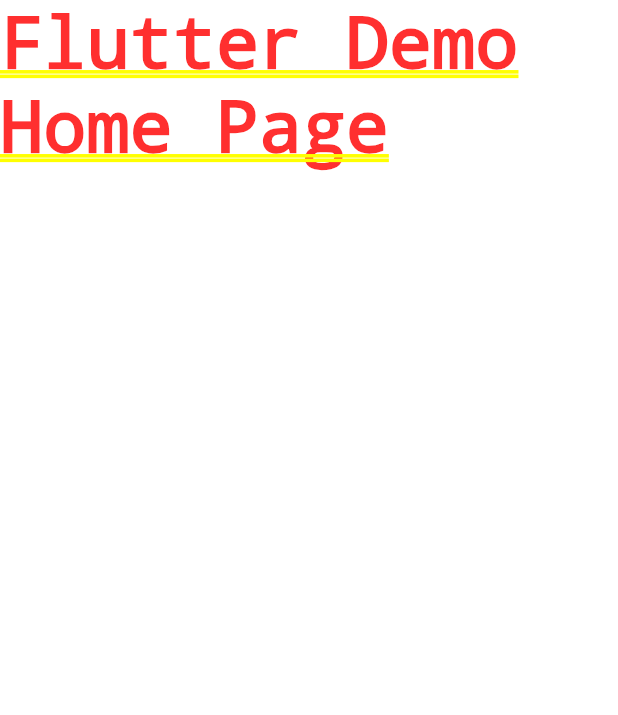
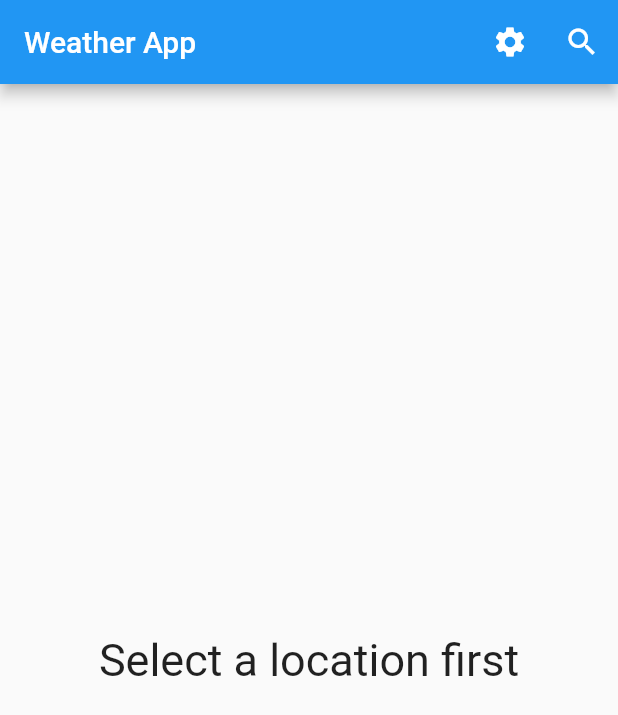
Before and after one commit to Nguyen-Dinh-Sang/Flutter_Weather, a Flutter app: the screen it shows after launch, on a phone screen of 412 x 824 dp. Shown: the top 715 px of the screen. Run offline on Flutter 3.47's test engine with Material 2 defaults, Android fonts, the phone set to English and light mode, and no system bars; our stand-ins replace equatable, flutter_bloc, weather_icons.

Commit message:
Weather-DinhSang: add full

```diff
--- /dev/null
+++ b/lib/blocs/WeatherBloc.dart
@@ -0,0 +1,47 @@
+import 'dart:developer';
+
+import 'package:flutter/cupertino.dart';
+import 'package:flutter_bloc/flutter_bloc.dart';
+import 'package:flutter_weather/events/BaseEvent.dart';
+import 'package:flutter_weather/events/WeatherEvent.dart';
+import 'package:flutter_weather/models/Weather.dart';
+import 'package:flutter_weather/repositories/WeatherRepository.dart';
+import 'package:flutter_weather/states/BaseState.dart';
+import 'package:flutter_weather/states/WeatherState.dart';
+
+class WeatherBloc extends Bloc<BaseEvent, BaseState> {
+  final WeatherRepository weatherRepository;
+
+  WeatherBloc({@required this.weatherRepository})
+      : assert(weatherRepository != null),
+        //khởi tạo state ban đầu
+        super(WeatherStateInitial());
+
+  @override
+  Stream<BaseState> mapEventToState(BaseEvent watherEvent) async* {
+    // switch(watherEvent) {
+    //   case
+    // }
+    if (watherEvent is WeatherEventRequested) {
+      // trả về dữ liệu giống return
+      yield WeatherStateLoading();
+      try {
+        final Weather weather =
+            await weatherRepository.getWeatherFromCity(watherEvent.city);
+        yield WeatherStateSuccess(weather: weather);
+      } catch (exception) {
+        yield WeatherStateFailure();
+      }
+    } else if (watherEvent is WeatherEventRefresh) {
+      // trả về dữ liệu giống return
+      yield WeatherStateLoading();
+      try {
+        final Weather weather =
+            await weatherRepository.getWeatherFromCity(watherEvent.city);
+        yield WeatherStateSuccess(weather: weather);
+      } catch (exception) {
+        yield WeatherStateFailure();
+      }
+    }
+  }
+}
--- /dev/null
+++ b/lib/events/BaseEvent.dart
@@ -0,0 +1,6 @@
+// Equatable giúp so sánh object nhanh hơn mà k cần override lại: bool operator và int hash code.
+import 'package:equatable/equatable.dart';
+
+abstract class BaseEvent extends Equatable {
+  const BaseEvent();
+}
--- /dev/null
+++ b/lib/events/SettingsEvent.dart
@@ -0,0 +1,6 @@
+import 'BaseEvent.dart';
+
+class SettingsEventToggleUnit extends BaseEvent {
+  @override
+  List<Object> get props => [];
+}
--- /dev/null
+++ b/lib/events/ThemeEventWeatherChanged.dart
@@ -0,0 +1,13 @@
+import 'package:flutter/cupertino.dart';
+import 'package:flutter_weather/events/BaseEvent.dart';
+import 'package:flutter_weather/models/Weather.dart';
+
+class ThemeEventWeatherChanged extends BaseEvent {
+  final WeatherCondition weatherCondition;
+
+  const ThemeEventWeatherChanged({@required this.weatherCondition})
+      : assert(weatherCondition != null);
+
+  @override
+  List<Object> get props => [weatherCondition];
+}
--- /dev/null
+++ b/lib/events/WeatherEvent.dart
@@ -0,0 +1,24 @@
+import 'package:flutter/cupertino.dart';
+import 'package:flutter_weather/events/BaseEvent.dart';
+
+class WeatherEventRequested extends BaseEvent {
+  final String city;
+
+  // Assert kiểm tra xem city khác null ms cho khởi tạo.
+  const WeatherEventRequested({@required this.city}) : assert(city != null);
+
+  // Chỉ ra các thuộc tính phân biệt giữa 2 đối tượng WeatherEventRequested;
+  @override
+  List<Object> get props => [city];
+}
+
+class WeatherEventRefresh extends BaseEvent {
+  final String city;
+
+  // Assert kiểm tra xem city khác null ms cho khởi tạo.
+  const WeatherEventRefresh({@required this.city}) : assert(city != null);
+
+  // Chỉ ra các thuộc tính phân biệt giữa 2 đối tượng WeatherEventRequested;
+  @override
+  List<Object> get props => [city];
+}
--- a/lib/main.dart
+++ b/lib/main.dart
@@ -1,19 +1,55 @@
 import 'package:flutter/material.dart';
+import 'package:flutter_bloc/flutter_bloc.dart';
+import 'package:flutter_weather/blocs/SettingsBloc.dart';
+import 'package:flutter_weather/blocs/ThemeBloc.dart';
+import 'package:flutter_weather/blocs/WeatherBloc.dart';
+import 'package:flutter_weather/blocs/WeatherBlocObserver.dart';
+import 'package:flutter_weather/repositories/WeatherRepository.dart';
+import 'package:flutter_weather/screens/WeatherScreen.dart';
+import 'package:http/http.dart' as http;
 
 void main() {
-  runApp(MyApp());
+  Bloc.observer = WeatherBlocObserver();
+
+  final WeatherRepository weatherRepository = WeatherRepository(
+    httpClient: http.Client(),
+  );
+
+  // trường hợp nhiều bloc
+  // runApp(MyApp(weatherRepository: weatherRepository,));
+  runApp(MultiBlocProvider(
+      providers: [
+        BlocProvider<ThemeBloc>(
+          create: (context) => ThemeBloc(),
+        ),
+        BlocProvider<SettingsBloc>(
+          create: (context) => SettingsBloc(),
+        ),
+        BlocProvider<WeatherBloc>(
+            create: (context) =>
+                WeatherBloc(weatherRepository: weatherRepository)),
+      ],
+      child: MyApp(
+        weatherRepository: weatherRepository,
+      )));
 }
 
 class MyApp extends StatelessWidget {
-  // This widget is the root of your application.
+  final WeatherRepository weatherRepository;
+
+  MyApp({Key key, @required this.weatherRepository})
+      : assert(weatherRepository != null),
+        super(key: key);
+
   @override
   Widget build(BuildContext context) {
     return MaterialApp(
+      debugShowCheckedModeBanner: false,
       title: 'Flutter Weather',
       theme: ThemeData(
         primarySwatch: Colors.blue,
       ),
-      home: Text('Flutter Demo Home Page'),
+      home: WeatherScreen(),
     );
   }
 }
--- a/lib/models/Weather.dart
+++ b/lib/models/Weather.dart
@@ -1,3 +1,5 @@
+import 'dart:developer';
+
 import 'package:equatable/equatable.dart';
 
 class Weather extends Equatable {
@@ -48,7 +50,7 @@ class Weather extends Equatable {
         locationId: jsonObject['woeid'] as int,
         created: consolidatedWeather['created'],
         lasUpdated: DateTime.now(),
-        location: jsonObject(['title']));
+        location: jsonObject['title']);
   }
 
   static WeatherCondition mapStringToWeatherCondition(String inputString) {
--- a/lib/repositories/WeatherRepository.dart
+++ b/lib/repositories/WeatherRepository.dart
@@ -0,0 +1,52 @@
+import 'dart:convert';
+import 'dart:developer';
+
+import 'package:flutter/cupertino.dart';
+import 'package:flutter_weather/models/Weather.dart';
+import 'package:http/http.dart' as http;
+
+const baseUrl = 'https://www.metaweather.com';
+final locationUrl = (city) => '${baseUrl}/api/location/search/?query=${city}';
+final weatherUrl = (locationId) => '${baseUrl}/api/location/${locationId}';
+
+class WeatherRepository {
+  final http.Client httpClient;
+
+  WeatherRepository({@required this.httpClient}) : assert(httpClient != null);
+
+  Future<int> getLocationIdFormCity(String city) async {
+    final response = await this.httpClient.get(Uri.parse(locationUrl(city)));
+    if (response.statusCode == 200) {
+      final cities = jsonDecode(response.body) as List;
+      return (cities.first)['woeid'] ?? 0;
+    } else {
+      throw Exception('Error getting location id of: ${city}');
+    }
+  }
+
+  Future<Weather> fetchWeather(int locationId) async {
+    final response =
+        await this.httpClient.get(Uri.parse(weatherUrl(locationId)));
+    if (response.statusCode == 200) {
+      final weatherJson = jsonDecode(response.body);
+      return Weather.fromJson(weatherJson);
+      // return Weather(
+      //     weatherCondition: WeatherCondition.snow,
+      //     formattedCondition: 'snow',
+      //     minTemp: 10,
+      //     temp: 12,
+      //     maxTemp: 14,
+      //     locationId: 123,
+      //     created: '',
+      //     lasUpdated: DateTime.now(),
+      //     location: '');
+    } else {
+      throw Exception('Error getting weather from locationId: ${locationId}');
+    }
+  }
+
+  Future<Weather> getWeatherFromCity(String city) async {
+    final int locationId = await getLocationIdFormCity(city);
+    return fetchWeather(locationId);
+  }
+}
--- /dev/null
+++ b/lib/screens/WeatherScreen.dart
@@ -0,0 +1,138 @@
+import 'dart:async';
+
+import 'package:flutter/material.dart';
+import 'package:flutter_bloc/flutter_bloc.dart';
+import 'package:flutter_weather/blocs/ThemeBloc.dart';
+import 'package:flutter_weather/blocs/WeatherBloc.dart';
+import 'package:flutter_weather/events/ThemeEventWeatherChanged.dart';
+import 'package:flutter_weather/events/WeatherEvent.dart';
+import 'package:flutter_weather/screens/SearchScreen.dart';
+import 'package:flutter_weather/screens/SettingsScreen.dart';
+import 'package:flutter_weather/screens/TemperatureWidget.dart';
+import 'package:flutter_weather/states/BaseState.dart';
+import 'package:flutter_weather/states/ThemeState.dart';
+import 'package:flutter_weather/states/WeatherState.dart';
+
+class WeatherScreen extends StatefulWidget {
+  @override
+  _WeatherScreenState createState() => _WeatherScreenState();
+}
+
+class _WeatherScreenState extends State<WeatherScreen> {
+  Completer<void> _completer;
+
+  @override
+  void initState() {
+    // TODO: implement initState
+    super.initState();
+    _completer = Completer<void>();
+  }
+
+  @override
+  Widget build(BuildContext context) {
+    return Scaffold(
+      appBar: AppBar(
+        title: Text('Weather App'),
+        actions: [
+          IconButton(
+              icon: Icon(Icons.settings),
+              onPressed: () {
+                Navigator.push(context,
+                    MaterialPageRoute(builder: (context) => SettingsScreen()));
+              }),
+          IconButton(icon: Icon(Icons.search), onPressed: () async {
+            final typedCity = await Navigator.push(context,
+                MaterialPageRoute(builder: (context) => CitySearchScreen()));
+            if (typedCity != null) {
+              BlocProvider.of<WeatherBloc>(context).add(WeatherEventRequested(city: typedCity));
+            }
+          }),
+        ],
+      ),
+      body: Center(
+        child: BlocConsumer<WeatherBloc, BaseState>(
+          listener: (context, baseState) {
+            if (baseState is WeatherStateSuccess) {
+              BlocProvider.of<ThemeBloc>(context).add(
+                ThemeEventWeatherChanged(
+                    weatherCondition: baseState.weather.weatherCondition),
+              );
+              _completer?.complete();
+              _completer = Completer();
+            }
+          },
+          builder: (context, baseState) {
+            if (baseState is WeatherStateLoading) {
+              return Center(
+                child: CircularProgressIndicator(),
+              );
+            }
+            if (baseState is WeatherStateSuccess) {
+              final weather = baseState.weather;
+              return BlocBuilder<ThemeBloc, BaseState>(
+                builder: (context, themeState) {
+                  return RefreshIndicator(
+                    onRefresh: () {
+                      BlocProvider.of<WeatherBloc>(context).add(
+                        WeatherEventRefresh(city: weather.location),
+                      );
+                      return _completer.future;
+                    },
+                    child: Container(
+                      color: (themeState as ThemeState).backgroundColor,
+                      child: ListView(
+                        children: <Widget>[
+                          Column(
+                            children: <Widget>[
+                              Text(
+                                weather.location,
+                                style: TextStyle(
+                                  fontSize: 20,
+                                  fontWeight: FontWeight.bold,
+                                  color: (themeState as ThemeState).textColor,
+                                ),
+                              ),
+                              Padding(
+                                padding: EdgeInsets.symmetric(
+                                  vertical: 2,
+                                ),
+                              ),
+                              Center(
+                                child: Text(
+                                  'Updated: ${TimeOfDay.fromDateTime(weather.lasUpdated).format(context)}',
+                                  style: TextStyle(
+                                    fontSize: 16,
+                                    color: (themeState as ThemeState).textColor,
+                                  ),
+                                ),
+                              ),
+                              TemperatureWidget(
+                                weather: weather,
+                              ),
+                            ],
+                          )
+                        ],
+                      ),
+                    ),
+                  );
+                },
+              );
+            }
+            if (baseState is WeatherStateFailure) {
+              return Text(
+                'Something went wrong',
+                style: TextStyle(color: Colors.red, fontSize: 16),
+              );
+            }
+            return Center(
+              child: Text(
+                'Select a location first',
+                style: TextStyle(fontSize: 30),
+              ),
+            );
+          },
+        ),
+      ),
+    );
+  }
+}
--- /dev/null
+++ b/lib/states/BaseState.dart
@@ -0,0 +1,8 @@
+import 'package:equatable/equatable.dart';
+
+abstract class BaseState extends Equatable {
+  const BaseState();
+
+  @override
+  List<Object> get props => [];
+}
--- /dev/null
+++ b/lib/states/ThemeState.dart
@@ -0,0 +1,14 @@
+import 'package:flutter/cupertino.dart';
+import 'package:flutter_weather/states/BaseState.dart';
+
+class ThemeState extends BaseState {
+  final Color backgroundColor;
+  final Color textColor;
+
+  const ThemeState({@required this.backgroundColor, @required this.textColor})
+      : assert(backgroundColor != null),
+        assert(textColor != null);
+
+  @override
+  List<Object> get props => [backgroundColor, textColor];
+}
--- /dev/null
+++ b/lib/states/WeatherState.dart
@@ -0,0 +1,15 @@
+import 'package:flutter/cupertino.dart';
+import 'package:flutter_weather/models/Weather.dart';
+import 'package:flutter_weather/states/BaseState.dart';
+
+class WeatherStateInitial extends BaseState {}
+class WeatherStateLoading extends BaseState {}
+class WeatherStateSuccess extends BaseState {
+  final Weather weather;
+  const WeatherStateSuccess({@required this.weather}): assert(weather != null);
+
+  @override
+  List<Object> get props => [weather];
+}
+
+class WeatherStateFailure extends BaseState {}
```
Also changed, not shown: lib/blocs/SettingsBloc.dart (added, +19 -0 lines), lib/blocs/ThemeBloc.dart (added, +49 -0 lines), lib/blocs/WeatherBlocObserver.dart (added, +22 -0 lines), lib/screens/SearchScreen.dart (added, +46 -0 lines), lib/screens/SettingsScreen.dart (added, +39 -0 lines), lib/screens/TemperatureWidget.dart (added, +103 -0 lines), lib/states/SettingsState.dart (added, +14 -0 lines), 1 other file.
